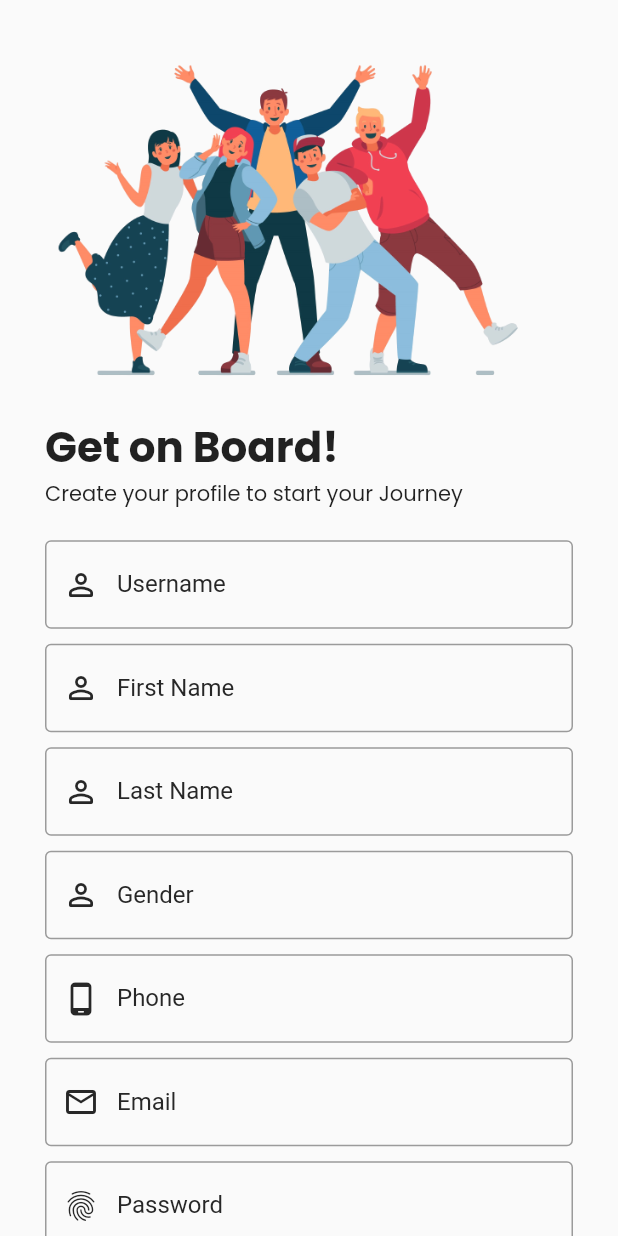
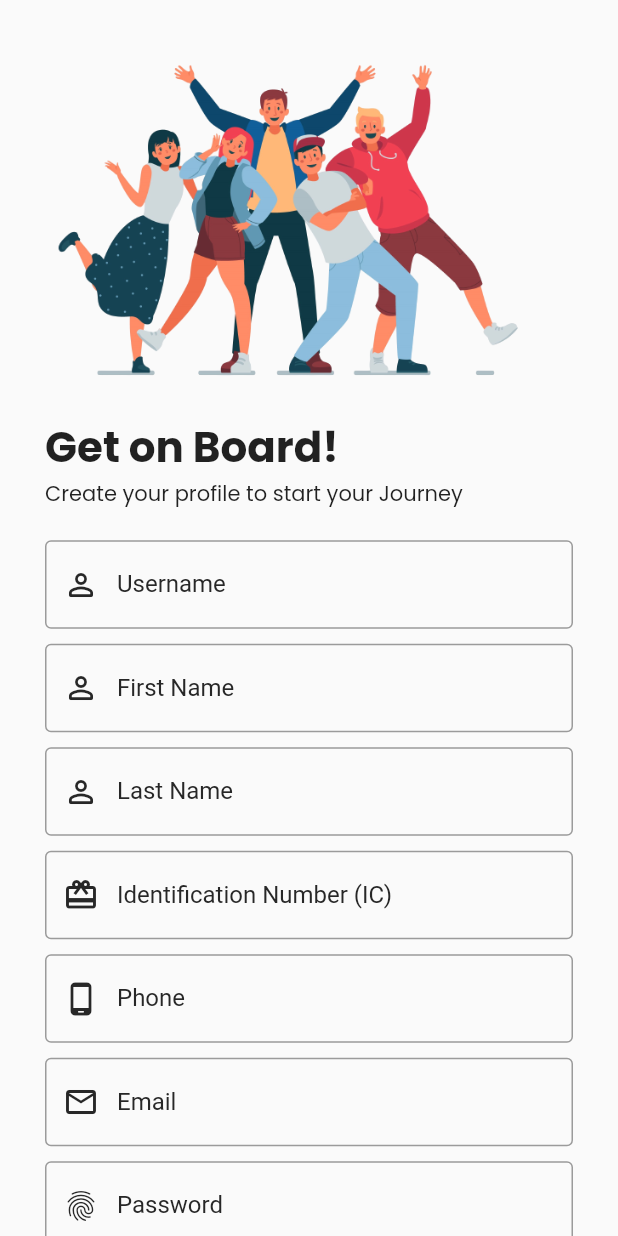
Before and after one commit to nrsyaana98/Citizen_Star, a Flutter app: the SignUp screen opened directly, on a phone screen of 412 x 824 dp. Run offline on Flutter 3.47's test engine with Material 2 defaults, Android fonts, the phone set to English and light mode, and no system bars; our stand-ins replace flutter_otp_text_field, fluttertoast, get.

Commit message:
new update 15/11/2022

```diff
--- /dev/null
+++ b/lib/api_connection/api_conn.dart
@@ -0,0 +1,10 @@
+class API
+{
+  static const hostConnect = "http://192.168.3.187/citizen_star";
+  static const hostConnectUser = "$hostConnect/user";
+
+  //user registration
+  static const register = "$hostConnect/user/register.php";
+  static const validateEmail = "$hostConnect/user/validate_email.php";
+
+}
--- /dev/null
+++ b/lib/constant/user.dart
@@ -0,0 +1,36 @@
+class User
+{
+  int id;
+  String username;
+  String firstname;
+  String lastname;
+  String ic;
+  String phone;
+  String email;
+  String password;
+
+  User(
+    this.id,
+    this.username,
+    this.firstname,
+    this.lastname,
+    this.ic,
+    this.phone,
+    this.email,
+    this.password,
+  );
+
+  Map<String, dynamic> toJson() =>
+
+  {
+    'id': id.toString(),
+    'username':username,
+    'firstname':firstname,
+    'lastname':lastname,
+    'ic': ic,
+    'phone': phone,
+    'email': email,
+    'password':password,
+  };
+
+}
--- a/lib/screens/signup.dart
+++ b/lib/screens/signup.dart
@@ -6,9 +6,14 @@ import 'package:citizen_star/widget/signformwidget.dart';
 import 'package:flutter/material.dart';
 // import 'package:select_form_field/select_form_field.dart';
 
-class SignUp extends StatelessWidget {
+class SignUp extends StatefulWidget {
    const SignUp({Key? key}) : super(key: key);
 
+  @override
+  State<SignUp> createState() => _SignUpState();
+}
+
+class _SignUpState extends State<SignUp> {
   @override
   Widget build(BuildContext context){
     return SafeArea(
--- a/lib/widget/signformwidget.dart
+++ b/lib/widget/signformwidget.dart
@@ -1,12 +1,102 @@
-// ignore_for_file: prefer_const_constructors
+// ignore_for_file: prefer_const_constructors, prefer_typing_uninitialized_variables, empty_catches, unused_local_variable, avoid_print
 
+import 'dart:convert';
+
+import 'package:citizen_star/api_connection/api_conn.dart';
 import 'package:citizen_star/constant/sizes.dart';
+import 'package:citizen_star/constant/user.dart';
 import 'package:flutter/material.dart';
+import 'package:fluttertoast/fluttertoast.dart';
+import 'package:http/http.dart' as http;
 
-class SignupFormWidget extends StatelessWidget {
+class SignupFormWidget extends StatefulWidget {
   const SignupFormWidget({
     Key? key,
   }) : super(key: key);
+
+  @override
+  State<SignupFormWidget> createState() => _SignupFormWidgetState();
+}
+
+class _SignupFormWidgetState extends State<SignupFormWidget> {
+
+var formKey = GlobalKey<FormState>();
+TextEditingController usernameController = TextEditingController();
+TextEditingController firstnameController = TextEditingController();
+TextEditingController lastnameController = TextEditingController();
+TextEditingController icController = TextEditingController();
+TextEditingController phoneController = TextEditingController();
+TextEditingController emailController = TextEditingController();
+TextEditingController passwordController = TextEditingController();
+
+validateUserEmail() async
+{
+  try{
+      var res = await http.post(
+      Uri.parse(API.validateEmail),
+      body: {
+        'email': emailController.text.trim(),
+
+      },
+    );
+
+    if(res.statusCode == 200) //connection with api to server - success
+    {
+      var resBody = jsonDecode(res.body);
+
+      if(resBody['emailFound'] == true){
+         Fluttertoast.showToast(msg: "Email is already taken! Try another email");
+      }
+      else{
+        //register and save new user record
+        registerNewUser();
+      }
+    }
+  }
+  catch(e){
+
+  }
+}
+
+registerNewUser() async
+{
+  User userModel = User(
+    1,
+    usernameController.text.trim(),
+    firstnameController.text.trim(),
+    lastnameController.text.trim(),
+    icController.text.trim(),
+    phoneController.text.trim(),
+    emailController.text.trim(),
+    passwordController.text.trim(),
+
+  );
+
+  try{
+
+     var res = await http.post(
+      Uri.parse(API.register),
+      body: userModel.toJson(),
+    );
+
+    if(res.statusCode == 200){
+
+      var resBodyRegister = jsonDecode(res.body);
+
+      if(resBodyRegister['success'] == true){
+        Fluttertoast.showToast(msg: "You have register successfully!");
+      }
+      else{
+         Fluttertoast.showToast(msg: "Error occured! Please try again.");
+      }
+    }
+
+  }
+  catch(e){
+    print(e.toString());
+    Fluttertoast.showToast(msg: e.toString());
+  }
+}
 
   @override
   Widget build(BuildContext context) {
@@ -17,6 +107,7 @@ class SignupFormWidget extends StatelessWidget {
          crossAxisAlignment: CrossAxisAlignment.start,
          children: [
            TextFormField(
+            controller: usernameController,
              decoration: const InputDecoration(
                label: Text('Username'),
                border: OutlineInputBorder(),
@@ -34,6 +125,7 @@ class SignupFormWidget extends StatelessWidget {
            ),
            const SizedBox(height: tFormHeight-20),
             TextFormField(
+              controller: firstnameController,
              decoration: const InputDecoration(
                label: Text('First Name'),
                border: OutlineInputBorder(),
@@ -51,6 +143,7 @@ class SignupFormWidget extends StatelessWidget {
            ),
            const SizedBox(height: tFormHeight-20),
             TextFormField(
+              controller: lastnameController,
              decoration: const InputDecoration(
                label: Text('Last Name'),
                border: OutlineInputBorder(),
@@ -68,11 +161,12 @@ class SignupFormWidget extends StatelessWidget {
            ),
            const SizedBox(height: tFormHeight-20),
            TextFormField(
+            controller: icController,
              decoration: const InputDecoration(
-               label: Text('Gender'),
+               label: Text('Identification Number (IC)'),
                border: OutlineInputBorder(),
                prefixIcon: Icon(
-                 Icons.person_outline_rounded,
+                 Icons.card_giftcard_outlined,
                  color: Color(0xFF272727),
                ),
                labelStyle: TextStyle(
@@ -85,6 +179,7 @@ class SignupFormWidget extends StatelessWidget {
            ),
            const SizedBox(height: tFormHeight-20),
             TextFormField(
+              controller: phoneController,
              decoration: const InputDecoration(
                label: Text('Phone'),
                border: OutlineInputBorder(),
@@ -102,6 +197,7 @@ class SignupFormWidget extends StatelessWidget {
            ),
            const SizedBox(height: tFormHeight-20),
             TextFormField(
+              controller: emailController,
              decoration: const InputDecoration(
                label: Text('Email'),
                border: OutlineInputBorder(),
@@ -119,6 +215,7 @@ class SignupFormWidget extends StatelessWidget {
            ),
            const SizedBox(height: tFormHeight-20),
             TextFormField(
+              controller: passwordController,
              decoration: const InputDecoration(
                label: Text('Password'),
                border: OutlineInputBorder(),
@@ -138,7 +235,9 @@ class SignupFormWidget extends StatelessWidget {
             SizedBox(
                width: double.infinity,
                child: ElevatedButton(
-                 onPressed: () {},
+                 onPressed: () {
+                  validateUserEmail();
+                 },
                  style:OutlinedButton.styleFrom(
                    elevation: 0,
                    shape: RoundedRectangleBorder(
--- a/pubspec.yaml
+++ b/pubspec.yaml
@@ -38,6 +38,8 @@ dependencies:
   select_form_field: ^2.2.0
   flutter_otp_text_field: ^1.1.1
   http: ^0.13.5
+  flutterfire_cli: ^0.2.6+1
+  fluttertoast: ^8.1.1
 
 
 
```
Also changed, not shown: pubspec.lock.
